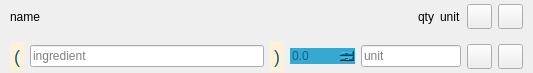
Qt form UI/ingredient_item.ui (juvarlet/a_table) before a commit.
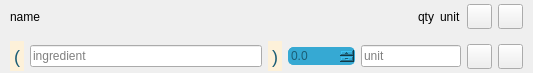
The same form after that commit. Icons and pictures are not drawn.

What changed in the file:
```diff
--- a/UI/ingredient_item.ui
+++ b/UI/ingredient_item.ui
@@ -39,7 +39,8 @@
 QDoubleSpinBox {
         background-color: #36a9d3;
         color: #1a5d75;
-        border: none;
+        border: 1px solid #36a9d3;
+        border-radius: 5px;
     }
     QDoubleSpinBox::up-button{
         border:none;
```
